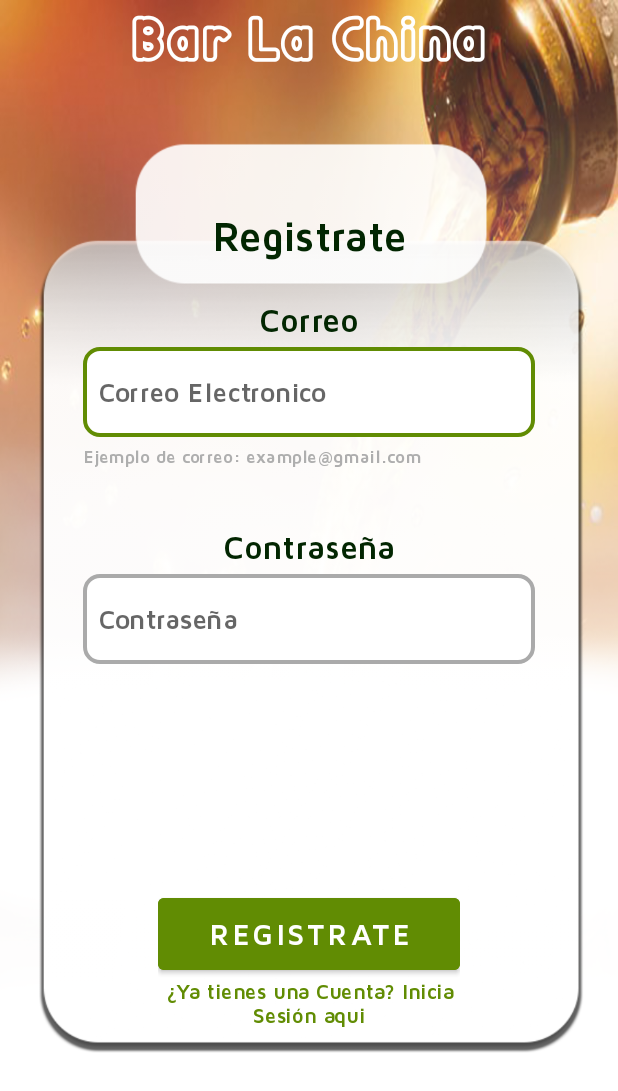
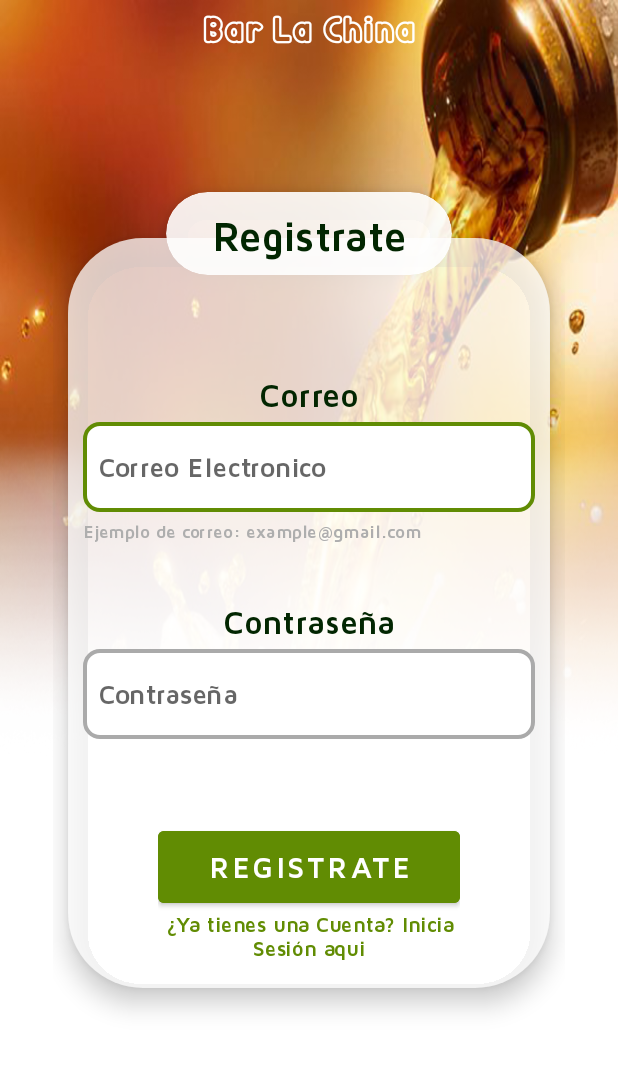
Before and after one commit to SebastianRodriguez14/bar-android, an Android app: the RegisterActivity screen opened directly, with no data from a screen before it, on a phone screen of 412 x 824 dp. Shown: the top 1091 px of the screen. Run offline under Robolectric (Android 15) with nearby library versions, the phone set to English and light mode, and no system bars.

Commit message:
Diseño Parte 1

```diff
--- a/app/src/main/res/drawable/background_splashscreen.xml
+++ b/app/src/main/res/drawable/background_splashscreen.xml
@@ -1,9 +1,12 @@
 <?xml version="1.0" encoding="utf-8"?>
-<layer-list xmlns:android="http://schemas.android.com/apk/res/android">
-    <item android:drawable="@color/white"/>
+<layer-list
+    xmlns:android="http://schemas.android.com/apk/res/android">
+    <item
+        android:drawable="@color/transparente" />
     <item>
         <bitmap
             android:src="@drawable/icon_splash"
-            android:gravity="center" />
+            android:gravity="center"
+            />
     </item>
 </layer-list>
--- a/app/src/main/res/layout/activity_register.xml
+++ b/app/src/main/res/layout/activity_register.xml
@@ -1,24 +1,55 @@
 <?xml version="1.0" encoding="utf-8"?>
-<androidx.constraintlayout.widget.ConstraintLayout
-    xmlns:android="http://schemas.android.com/apk/res/android"
+<androidx.constraintlayout.widget.ConstraintLayout xmlns:android="http://schemas.android.com/apk/res/android"
     android:layout_width="match_parent"
     android:layout_height="match_parent"
     xmlns:tools="http://schemas.android.com/tools"
+    xmlns:app="http://schemas.android.com/apk/res-auto"
     android:orientation="vertical"
-    android:background="@drawable/hk_dg"
     tools:context=".RegisterActivity">
+
+    <LinearLayout
+        android:layout_width="match_parent"
+        android:layout_height="match_parent"
+        >
+    </LinearLayout>>
     <LinearLayout
         android:layout_width="match_parent"
         android:layout_height="wrap_content"
+        android:layout_marginStart="35dp"
+        android:layout_marginEnd="35dp"
         android:orientation="vertical"
         >
-        <ImageView
+        <androidx.cardview.widget.CardView
             android:layout_width="match_parent"
-            android:layout_height="800dp"
-            android:src="@drawable/form"
-            android:layout_marginStart="8dp"
+            android:layout_height="55dp"
+            app:cardCornerRadius="34dp"
+            android:layout_marginEnd="75dp"
+            android:layout_marginStart="75dp"
+            android:layout_marginTop="128dp"
+            android:layout_marginBottom="-200dp"
+            app:cardElevation="10dp"
+            android:theme="@style/Forms"
+            android:backgroundTint="?attr/colorOnSecondary"
             >
-        </ImageView>
+        </androidx.cardview.widget.CardView>
+        <androidx.cardview.widget.CardView
+            android:layout_width="match_parent"
+            android:layout_height="500dp"
+            app:cardCornerRadius="50dp"
+            app:cardBackgroundColor="#0000"
+            android:layout_marginTop="175dp"
+            android:layout_marginBottom="20dp"
+            android:layout_marginEnd="10dp"
+            android:layout_marginStart="10dp"
+            app:cardElevation="10dp"
+            >
+            <LinearLayout
+                android:layout_width="match_parent"
+                android:layout_height="match_parent"
+                android:theme="@style/Forms"
+                android:background="?attr/colorSecondaryVariant"
+                />
+        </androidx.cardview.widget.CardView>
     </LinearLayout>
     <TextView
         android:layout_width="match_parent"
@@ -28,7 +59,7 @@
         android:fontFamily="@font/font_1"
         android:textColor="@color/white"
         android:textAlignment="center"
-        android:textSize="40sp" />
+        android:textSize="24sp" />
 
     <TextView
         android:layout_width="match_parent"
@@ -36,7 +67,8 @@
         android:layout_marginTop="140dp"
         android:text="Registrate"
         android:fontFamily="@font/font_2"
-        android:textColor="@color/green_4"
+        android:theme="@style/Forms"
+        android:textColor="?attr/colorOnPrimary"
         android:textAlignment="center"
         android:textSize="28sp" />
 
@@ -52,10 +84,11 @@
             android:layout_height="match_parent"
             android:text="Correo"
             android:fontFamily="@font/font_2"
-            android:textColor="@color/green_4"
+            android:theme="@style/Forms"
+            android:textColor="?attr/colorOnPrimary"
             android:textSize="22dp"
             android:textAlignment="center"
-            android:layout_marginTop="200dp"
+            android:layout_marginTop="250dp"
             />
         <EditText
             android:layout_width="match_parent"
@@ -82,7 +115,8 @@
             android:layout_height="match_parent"
             android:text="Contraseña"
             android:fontFamily="@font/font_2"
-            android:textColor="@color/green_4"
+            android:theme="@style/Forms"
+            android:textColor="?attr/colorOnPrimary"
             android:textSize="22dp"
             android:textAlignment="center"
             android:layout_marginTop="40dp"
@@ -98,6 +132,7 @@
             android:paddingStart="10dp"
             android:paddingEnd="10dp"
             android:background="@drawable/my_border"
+            android:layout_marginBottom="-20dp"
             />
 
         <LinearLayout
@@ -105,13 +140,14 @@
             android:layout_height="match_parent"
             android:layout_marginStart="50dp"
             android:layout_marginEnd="50dp"
-            android:layout_marginTop="150dp">
+            android:layout_marginTop="75dp">
 
             <Button
                 android:layout_width="match_parent"
                 android:layout_height="60dp"
                 android:backgroundTint="@color/green_2"
                 android:text="Registrate"
+                android:textColor="@color/white"
                 android:fontFamily="@font/font_2"
                 android:textSize="20dp"
                 />
--- a/app/src/main/res/layout/activity_start.xml
+++ b/app/src/main/res/layout/activity_start.xml
@@ -63,6 +63,7 @@
             android:layout_height="65dp"
             android:text="Vamos"
             android:textSize="25dp"
+            android:textColor="@color/white"
             android:fontFamily="@font/font_2"
             app:backgroundTint="@color/green_3"
             android:drawableLeft="@drawable/vamos"
--- a/app/src/main/res/values-night/themes.xml
+++ b/app/src/main/res/values-night/themes.xml
@@ -13,4 +13,22 @@
         <item name="android:statusBarColor" tools:targetApi="l">?attr/colorPrimaryVariant</item>
         <!-- Customize your theme here. -->
     </style>
+    <style name="SplashScreen" parent="Theme.MaterialComponents.DayNight.NoActionBar">
+        <item name="android:windowBackground">@drawable/splash_night</item>
+        <item name="colorPrimaryVariant">@color/white</item>
+        <item name="colorSecondary">@color/black</item>
+        <item name="android:colorBackground">@color/white</item>
+        <item name="android:statusBarColor" tools:targetApi="l">?attr/colorPrimaryVariant</item>
+    </style>
+    <style name="Forms" parent="Theme.MaterialComponents.DayNight.NoActionBar">
+        <item name="android:windowBackground">@drawable/hk_night</item>
+        <item name="colorOnPrimary">@color/greenDarkMode1</item>
+        <item name="colorPrimaryVariant">@color/green_1</item>
+        <!-- Secondary brand color. -->
+        <item name="colorSecondary">@color/greenDarkMode1</item>
+        <item name="colorSecondaryVariant">@color/transB2</item>
+        <item name="colorOnSecondary">@color/transB3</item>
+        <!-- Status bar color. -->
+        <item name="android:statusBarColor" tools:targetApi="l">?attr/colorPrimaryVariant</item>
+    </style>
 </resources>
--- a/app/src/main/res/values/colors.xml
+++ b/app/src/main/res/values/colors.xml
@@ -12,4 +12,11 @@
     <color name="green_3">#CB97BF04</color>
     <color name="green_4">#022601</color>
     <color name="gray">#aeaeae</color>
+    <color name="trans">#54FFFFFF</color>
+    <color name="trans2">#BFFFFFFF</color>
+    <color name="trans3">#E6FFFFFF</color>
+    <color name="transB2">#CC0C0C0C</color>
+    <color name="transB3">#E6000000</color>
+    <color name="transparente">#00FFFFFF</color>
+    <color name="greenDarkMode1">#BBFF27</color>
 </resources>
--- a/app/src/main/res/values/themes.xml
+++ b/app/src/main/res/values/themes.xml
@@ -8,19 +8,33 @@
         <!-- Secondary brand color. -->
         <item name="colorSecondary">@color/teal_200</item>
         <item name="colorSecondaryVariant">@color/teal_700</item>
-        <item name="colorOnSecondary">@color/black</item>
+        <item name="colorOnSecondary">@color/purple_200</item>
         <!-- Status bar color. -->
         <item name="android:statusBarColor" tools:targetApi="l">?attr/colorPrimaryVariant</item>
         <!-- Customize your theme here. -->
 
     </style>
-    <style name="SplashScreen" parent="Theme.MaterialComponents.DayNight.NoActionBar">
-        <item name="android:windowBackground">@drawable/background_splashscreen</item>
+    <style name="SplashScreen" parent="Theme.MaterialComponents.Light.NoActionBar">
+        <item name="android:windowBackground">@drawable/splash_light</item>
         <item name="colorPrimaryVariant">@color/white</item>
+        <item name="colorSecondary">@color/black</item>
+        <item name="android:colorBackground">@color/white</item>
         <item name="android:statusBarColor" tools:targetApi="l">?attr/colorPrimaryVariant</item>
     </style>
-    <style name="Page1" parent="Theme.MaterialComponents.DayNight.NoActionBar">
+    <style name="Page1" parent="Theme.MaterialComponents.Light.NoActionBar">
         <item name="colorPrimaryVariant">@color/green_1</item>
+        <item name="colorOnSecondary">@color/black</item>
+        <item name="android:statusBarColor" tools:targetApi="l">?attr/colorPrimaryVariant</item>
+    </style>
+    <style name="Forms" parent="Theme.MaterialComponents.Light.NoActionBar">
+        <item name="android:windowBackground">@drawable/hk_light</item>
+        <item name="colorPrimaryVariant">@color/green_1</item>
+        <item name="colorOnPrimary">@color/green_4</item>
+        <!-- Secondary brand color. -->
+        <item name="colorSecondary">@color/teal_200</item>
+        <item name="colorSecondaryVariant">@color/trans2</item>
+        <item name="colorOnSecondary">@color/trans3</item>
+        <!-- Status bar color. -->
         <item name="android:statusBarColor" tools:targetApi="l">?attr/colorPrimaryVariant</item>
     </style>
 </resources>
```
Also changed, not shown: app/src/main/AndroidManifest.xml (+4 -3 lines), app/src/main/res/drawable/gradien_background.xml (added, +11 -0 lines), app/src/main/res/drawable/gradient_card.xml (added, +9 -0 lines), app/src/main/res/layout/activity_login.xml (+59 -27 lines), app/src/main/res/drawable-v24/hk_dg.png (deleted), app/src/main/res/drawable/hk_light.png (added), app/src/main/res/drawable/hk_night.png (added), app/src/main/res/drawable/splash_light.png (added), app/src/main/res/drawable/splash_night.png (added).
